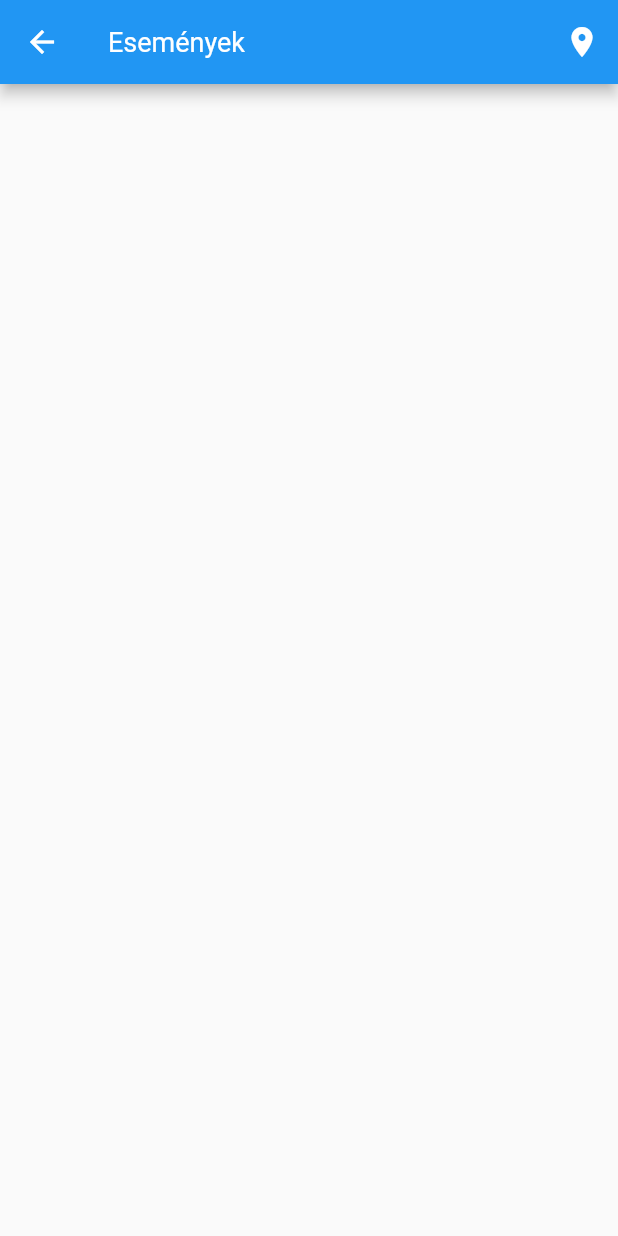
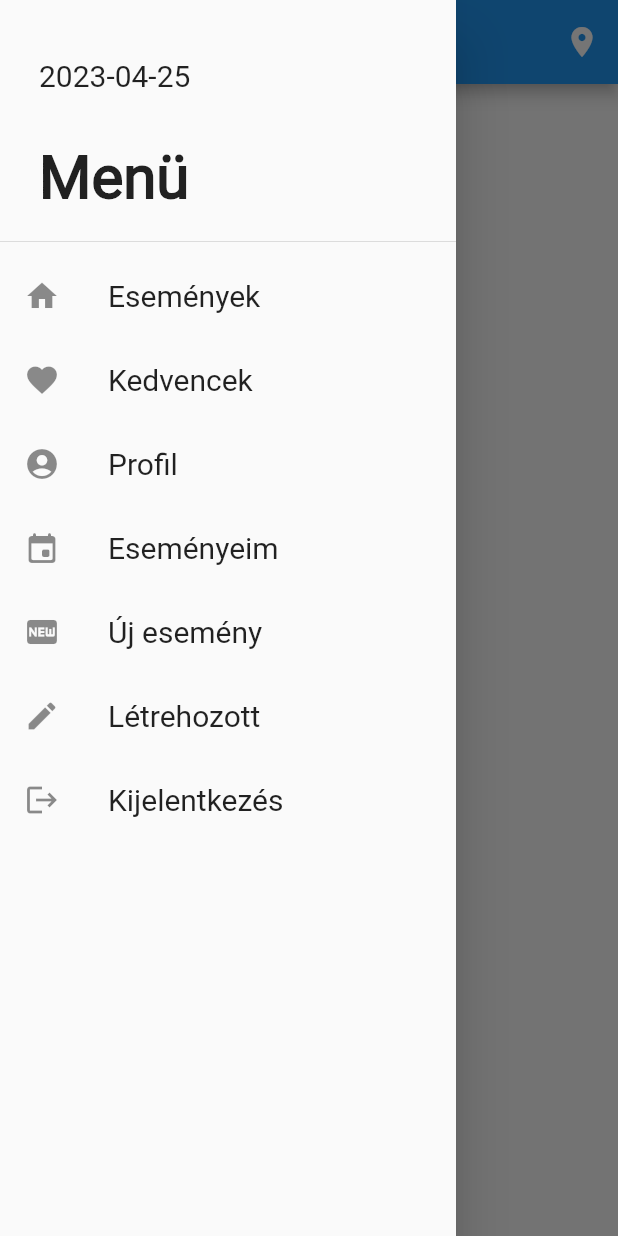
Before and after one commit to krekab16/Szakdolgozat, a Flutter app: the HomeScreen screen opened by its route, with the side drawer open (before the commit the screen has no drawer), on a phone screen of 412 x 824 dp. Run offline on Flutter 3.47's test engine with Material 2 defaults, Android fonts, the light colour scheme and no system bars; our stand-ins replace cloud_firestore, firebase_auth, firebase_core, fluttertoast; accounts and stored records are empty.

Commit message:
Menu screen UI (#12)
* Menu ui elkeszitese

* Menu ui elkeszitese

* Event screen business logic (#11)


* fix navigation when we want to dispose the state after pop

* Fokepernyo erro message megjelenitesenek javitasa

* Esemeny kepernyo UI elkeszitese

* Esemeny kepernyo business logic elkeszitese

* Esemeny kepernyo kedvencekhez adas, bejelentkezes, regisztracio business logic javitasa

* Esemeny kepernyo hibak javitasa

* Hibak javitasa

* Helyszin szoveg style modositasa

---------

Co-authored-by: Vini1424 <mercedes.vetrab@gmail.com>

```diff
--- a/application/lib/service/user_database_service.dart
+++ b/application/lib/service/user_database_service.dart
@@ -23,8 +23,8 @@ class UserDatabaseService {
             .collection('users')
             .doc(userCredential.user!.uid)
             .set(userDTO.toJson());
-        return UserDTO.fromJson(
-            userDTO.toJson(), userCredential.user?.uid ?? '');
+        userDTO.id = userCredential.user?.uid ?? '';
+        return userDTO;
       }
     } on FirebaseException catch (e) {
       throw Exception(e.message);
--- a/application/lib/ui/home_screen.dart
+++ b/application/lib/ui/home_screen.dart
@@ -5,6 +5,7 @@ import '../utils/colors.dart';
 import '../utils/styles.dart';
 import '../utils/text_strings.dart';
 import '../viewmodel/home_view_model.dart';
+import 'menu_ui.dart';
 
 class HomeScreen extends StatefulWidget {
   const HomeScreen({Key? key}) : super(key: key);
@@ -14,10 +15,9 @@ class HomeScreen extends StatefulWidget {
 }
 
 class _HomeScreenState extends State<HomeScreen> {
-
   @override
   Widget build(BuildContext context) {
-    final homeViewModel = Provider.of<HomeViewModel>(context, listen: true);
+    final homeViewModel = Provider.of<HomeViewModel>(context);
     return Scaffold(
       appBar: AppBar(
         backgroundColor: MyColors.lightBlueColor,
@@ -40,21 +40,21 @@ class _HomeScreenState extends State<HomeScreen> {
               padding: const EdgeInsets.all(5.0),
               child: Column(
                   children: [
-                  if(homeViewModel.errorMessages.isNotEmpty)...[
+                if (homeViewModel.errorMessages.isNotEmpty)...[
                   Text(homeViewModel.errorMessages.join(' ')),
-                  ]else...[
+                ] else ...[
                   Column(
                     children: homeViewModel.homeModel.events
                         .map((event) => EventBox(event))
                         .toList(),
                   )
                 ]
-                ]
-              ),
+              ]),
             ),
           ],
         ),
       ),
+      drawer: const Menu(),
     );
   }
 }
--- /dev/null
+++ b/application/lib/ui/menu_ui.dart
@@ -0,0 +1,77 @@
+import 'package:flutter/material.dart';
+import 'package:intl/intl.dart';
+import 'package:provider/provider.dart';
+import '../utils/colors.dart';
+import '../utils/drawer_list.dart';
+import '../utils/styles.dart';
+import '../utils/text_strings.dart';
+import '../viewmodel/menu_view_model.dart';
+
+class Menu extends StatefulWidget {
+  const Menu({Key? key}) : super(key: key);
+
+  @override
+  State<Menu> createState() => _MenuState();
+}
+
+class _MenuState extends State<Menu> {
+  @override
+  Widget build(BuildContext context) {
+    final menuViewModel = Provider.of<MenuViewModel>(context);
+    return Drawer(
+      child: Column(
+        children: [
+          DrawerHeader(
+            decoration: const BoxDecoration(
+              color: MyColors.lightBlueColor,
+            ),
+            child:Column(
+              children: [
+                Expanded(
+                  child: Padding(
+                    padding: const EdgeInsets.all(10),
+                    child: Align(
+                      alignment: Alignment.centerLeft,
+                      child: Text(
+                        DateFormat(dateFormat).format(DateTime.now()),
+                        style: Styles.dateTimeText,
+                        textAlign: TextAlign.left,
+                      ),
+                    ),
+                  ),
+                ),
+                Expanded(
+                  child: Padding(
+                    padding: const EdgeInsets.all(10),
+                    child: Align(
+                      alignment: Alignment.centerLeft,
+                      child: Text(
+                        menu,
+                        style: Styles.menuTextStyles,
+                        textAlign: TextAlign.left,
+                      ),
+                    ),
+                  ),
+                ),
+              ],
+            )
+          ),
+          DrawerList(home, const Icon(Icons.home),
+              () => menuViewModel.navigateToHome(context)),
+          DrawerList(favourites, const Icon(Icons.favorite),
+              () => menuViewModel.navigateToFavourites(context)),
+          DrawerList(profile, const Icon(Icons.account_circle),
+              () => menuViewModel.navigateToProfile(context)),
+          DrawerList(participatedEvents, const Icon(Icons.event_rounded),
+              () => menuViewModel.navigateToParticipatedEvent(context)),
+          DrawerList(newEvent, const Icon(Icons.fiber_new),
+              () => menuViewModel.navigateToNewEvent(context)),
+          DrawerList(created, const Icon(Icons.create),
+              () => menuViewModel.navigateToCreatedEvent(context)),
+          DrawerList(logout, const Icon(Icons.logout),
+              () => menuViewModel.logOut(context)),
+        ],
+      ),
+    );
+  }
+}
--- /dev/null
+++ b/application/lib/utils/drawer_list.dart
@@ -0,0 +1,22 @@
+import 'package:flutter/material.dart';
+import '../utils/styles.dart';
+
+class DrawerList extends StatelessWidget {
+  final String name;
+  final Widget icon;
+  final Function()? onTap;
+
+  const DrawerList(this.name, this.icon, this.onTap, {super.key});
+
+  @override
+  Widget build(BuildContext context) {
+    return ListTile(
+      title: Text(
+        name,
+        style: Styles.drawerText,
+      ),
+      leading: icon,
+      onTap: onTap,
+    );
+  }
+}
--- a/application/lib/utils/route_constants.dart
+++ b/application/lib/utils/route_constants.dart
@@ -3,3 +3,9 @@ const String signUpRoute = '/signup';
 const String logInRoute = '/login';
 const String homeRoute = '/home';
 const String eventRoute = '/event';
+const String profileRoute = '/profile';
+const String newEventRoute = '/new_event';
+const String myEventsRoute = '/my_events';
+const String createdEventRoute = '/created_event';
+const String favouriteEventsRoute = '/favourites';
+const String participatedEventRoute = '/participate';
--- a/application/lib/utils/styles.dart
+++ b/application/lib/utils/styles.dart
@@ -81,4 +81,23 @@ class Styles {
     fontSize: 18,
     color: MyColors.textColor,
   );
+
+  static const TextStyle menuTextStyles = TextStyle(
+    fontFamily: robotoFont,
+    fontSize: 40,
+    fontWeight: FontWeight.bold,
+    color: MyColors.darkBlueColor,
+  );
+
+  static const TextStyle drawerText = TextStyle(
+    fontFamily: robotoFont,
+    fontSize: 20,
+    color: MyColors.darkBlueColor,
+  );
+
+  static const TextStyle dateTimeText = TextStyle(
+    fontFamily: robotoFont,
+    fontSize: 20,
+    color: MyColors.darkBlueColor,
+  );
 }
--- a/application/lib/utils/text_strings.dart
+++ b/application/lib/utils/text_strings.dart
@@ -35,3 +35,12 @@ String removeParticipation = "Részvétel eltávolítása";
 String participationErrorMessage = "A részvétel meghaladja a szabad helyek számát!";
 String currentUserNotParticipatingErrorMessage = "Ön még nem vesz részt ezen az eseményen!";
 String loading = "Betöltés...";
+String dateFormat = "yyyy-MM-dd";
+String menu = "Menü";
+String home = "Események";
+String favourites = "Kedvencek";
+String participatedEvents = "Eseményeim";
+String created = "Létrehozott";
+String newEvent = "Új esemény";
+String profile = "Profil";
+String logout = "Kijelentkezés";
--- a/application/lib/viewmodel/sign_up_screen_view_model.dart
+++ b/application/lib/viewmodel/sign_up_screen_view_model.dart
@@ -1,3 +1,4 @@
+import 'dart:core';
 import 'dart:core';
 import 'package:application/model/user_model.dart';
 import 'package:flutter/material.dart';
```
Also changed, not shown: application/lib/main.dart (+15 -2 lines), application/lib/service/event_database_service.dart (+4 -4 lines), application/lib/ui/created_event_screen_ui.dart (added, +16 -0 lines), application/lib/ui/favourite_event_screen_ui.dart (added, +16 -0 lines), application/lib/ui/new_event_screen_ui.dart (added, +16 -0 lines), application/lib/ui/participated_event_screen_ui.dart (added, +17 -0 lines), application/lib/ui/profile_screen_ui.dart (added, +16 -0 lines), application/lib/viewmodel/menu_view_model.dart (added, +34 -0 lines), application/lib/model/event_dto.dart (line endings or trailing spaces), application/lib/model/event_model.dart (line endings or trailing spaces), application/lib/ui/event_screen_ui.dart (indentation only), 1 other file. Lines whose indentation alone changed are shown as unchanged.
